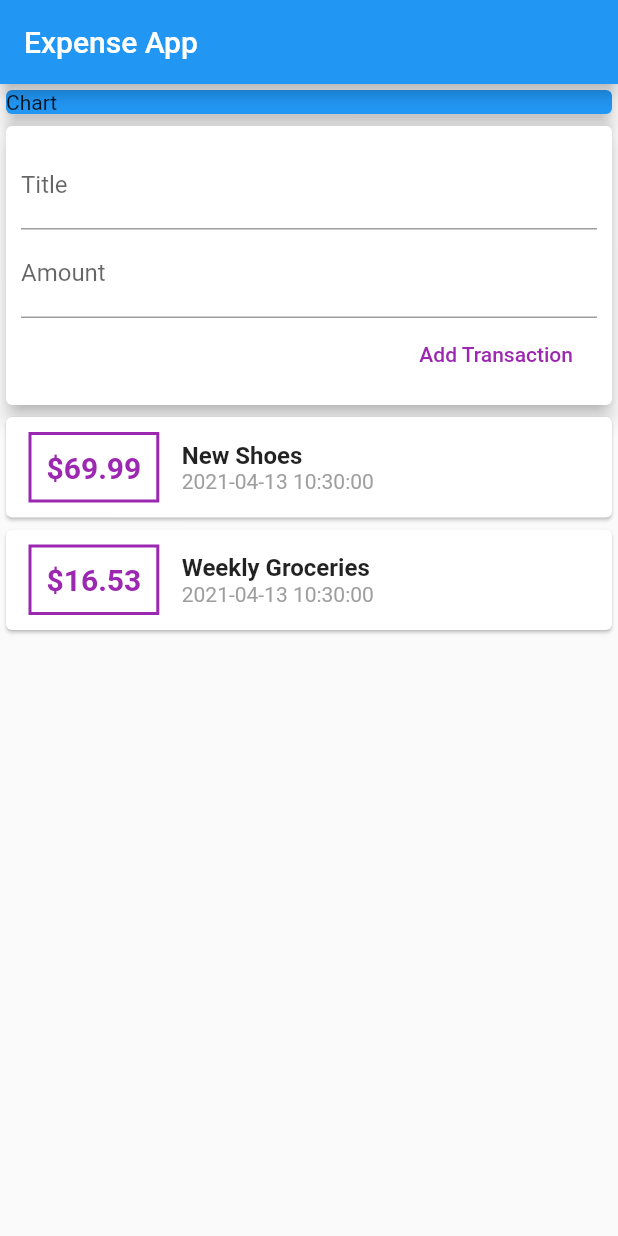
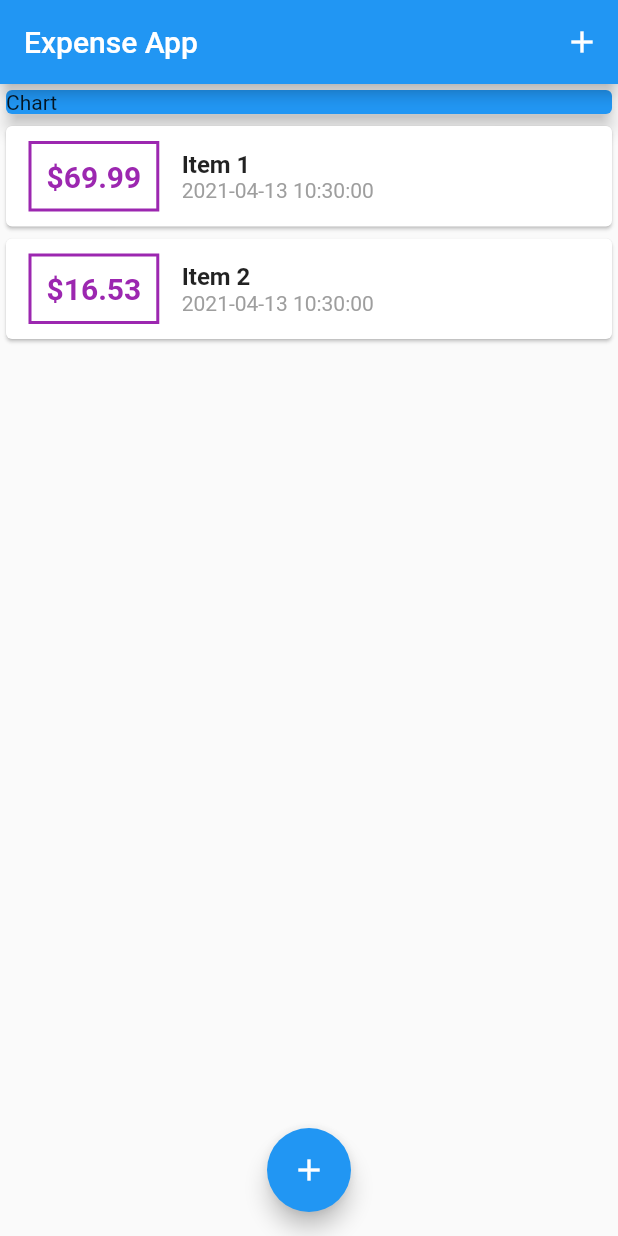
Before and after one commit to davidevanoni/flutter-expense-app, a Flutter app: the screen it shows after launch, on a phone screen of 412 x 824 dp. Run offline on Flutter 3.47's test engine with Material 2 defaults, Android fonts, the phone set to English and light mode, and no system bars.

Commit message:
Refactored the application. Added modal form for add new transaction

```diff
--- a/lib/main.dart
+++ b/lib/main.dart
@@ -1,6 +1,8 @@
 import 'package:flutter/material.dart';
 
-import 'widgets/user_transactions.dart';
+import './widgets/transaction_list.dart';
+import './widgets/new_transaction.dart';
+import './models/transaction.dart';
 
 void main() {
   runApp(MyApp());
@@ -16,13 +18,61 @@ class MyApp extends StatelessWidget {
   }
 }
 
-class MyHomePage extends StatelessWidget {
+class MyHomePage extends StatefulWidget {
+  @override
+  _MyHomePageState createState() => _MyHomePageState();
+}
+
+class _MyHomePageState extends State<MyHomePage> {
+  final List<Transaction> _userTransactions = [
+    Transaction(
+      id: 't1',
+      title: 'Item 1',
+      amount: 69.99,
+      date: DateTime.now(),
+    ),
+    Transaction(
+      id: 't2',
+      title: 'Item 2',
+      amount: 16.53,
+      date: DateTime.now(),
+    ),
+  ];
+
+  void _addNewTransaction(String txTitle, double txAmount) {
+    final newTx = Transaction(
+        id: DateTime.now().toString(),
+        title: txTitle,
+        amount: txAmount,
+        date: DateTime.now());
+
+    setState(() {
+      _userTransactions.add(newTx);
+    });
+  }
+
+  void _startAddNewTransaction(BuildContext ctx) {
+    showModalBottomSheet(
+      context: ctx,
+      builder: (_) {
+        return GestureDetector(
+          onTap: () {},
+          child: NewTransaction(_addNewTransaction),
+          behavior: HitTestBehavior.opaque,
+        );
+      },
+    );
+  }
+
   @override
   Widget build(BuildContext context) {
     return Scaffold(
-      appBar: AppBar(
-        title: Text('Expense App'),
-      ),
+      appBar: AppBar(title: Text('Expense App'), actions: <Widget>[
+        IconButton(
+          icon: Icon(Icons.add),
+          onPressed: () => _startAddNewTransaction(context),
+        ),
+      ]),
       body: SingleChildScrollView(
         child: Column(
           crossAxisAlignment: CrossAxisAlignment.stretch,
@@ -35,10 +85,15 @@ class MyHomePage extends StatelessWidget {
                 elevation: 5,
               ),
             ),
-            UserTransactions(),
+            TransactionList(_userTransactions),
           ],
         ),
       ),
+      floatingActionButton: FloatingActionButton(
+        child: Icon(Icons.add),
+        onPressed: () => _startAddNewTransaction(context),
+      ),
+      floatingActionButtonLocation: FloatingActionButtonLocation.centerFloat,
     );
   }
 }
--- a/lib/widgets/transaction_list.dart
+++ b/lib/widgets/transaction_list.dart
@@ -29,7 +29,7 @@ class TransactionList extends StatelessWidget {
                   ),
                   padding: EdgeInsets.all(10),
                   child: Text(
-                    '\$${transactions[index].amount}',
+                    '\$${transactions[index].amount.toStringAsFixed(2)}',
                     style: TextStyle(
                       fontWeight: FontWeight.bold,
                       fontSize: 20,
--- a/lib/widgets/user_transactions.dart
+++ /dev/null
@@ -1,47 +0,0 @@
-import 'package:flutter/material.dart';
-import './new_transaction.dart';
-import './transaction_list.dart';
-import '../models/transaction.dart';
-
-class UserTransactions extends StatefulWidget {
-  @override
-  _UserTransactionsState createState() => _UserTransactionsState();
-}
-
-class _UserTransactionsState extends State<UserTransactions> {
-  final List<Transaction> _userTransactions = [
-    Transaction(
-      id: 't1',
-      title: 'New Shoes',
-      amount: 69.99,
-      date: DateTime.now(),
-    ),
-    Transaction(
-      id: 't2',
-      title: 'Weekly Groceries',
-      amount: 16.53,
-      date: DateTime.now(),
-    ),
-  ];
-
-  void _addNewTransaction(String txTitle, double txAmount) {
-    final newTx = Transaction(
-        id: DateTime.now().toString(),
-        title: txTitle,
-        amount: txAmount,
-        date: DateTime.now());
-    setState(() {
-      _userTransactions.add(newTx);
-    });
-  }
-
-  @override
-  Widget build(BuildContext context) {
-    return Column(
-      children: <Widget>[
-        NewTransaction(_addNewTransaction),
-        TransactionList(_userTransactions),
-      ],
-    );
-  }
-}
```
Also changed, not shown: lib/widgets/new_transaction.dart (+29 -8 lines).
